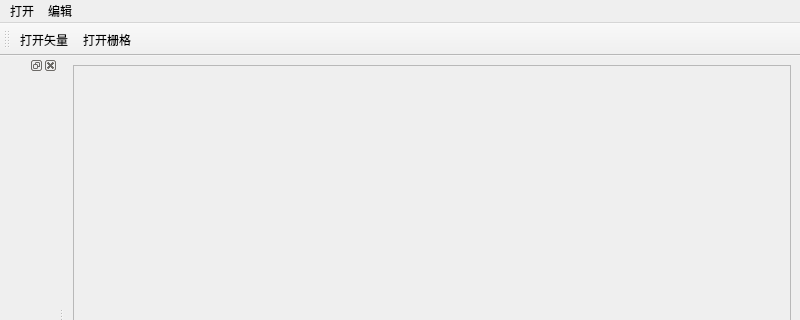
Qt form ui/myWindow.ui (hyz321go/Qcloudmap) before a commit; both pictures show x 0 to 800 and y 0 to 320 of the 800 by 600 pixel window.
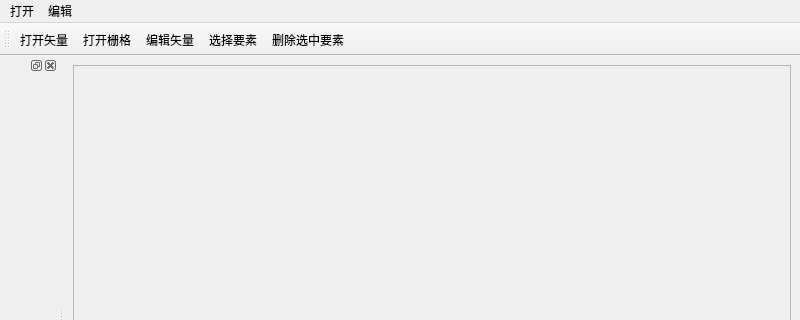
The same form after that commit. Icons and pictures are not drawn.

Commit message: 实现编辑矢量图层属性表（选中矢量图层，点击工具栏编辑，右键打开属性表编辑，再次点击工具栏编辑按钮保存）、实现简单的选择矢量图层要素（先点击工具栏选择要素按钮，然后点击画布中的图层要素）

Patch:
```diff
--- a/ui/myWindow.ui
+++ b/ui/myWindow.ui
@@ -77,6 +77,9 @@
    </attribute>
    <addaction name="actionOpenShp"/>
    <addaction name="actionOpenRaster"/>
+   <addaction name="actionEditShp"/>
+   <addaction name="actionSelectFeature"/>
+   <addaction name="actionDeleteFeature"/>
   </widget>
   <action name="actionOpenShp">
    <property name="text">
```
The commit also changes 4 other files.
